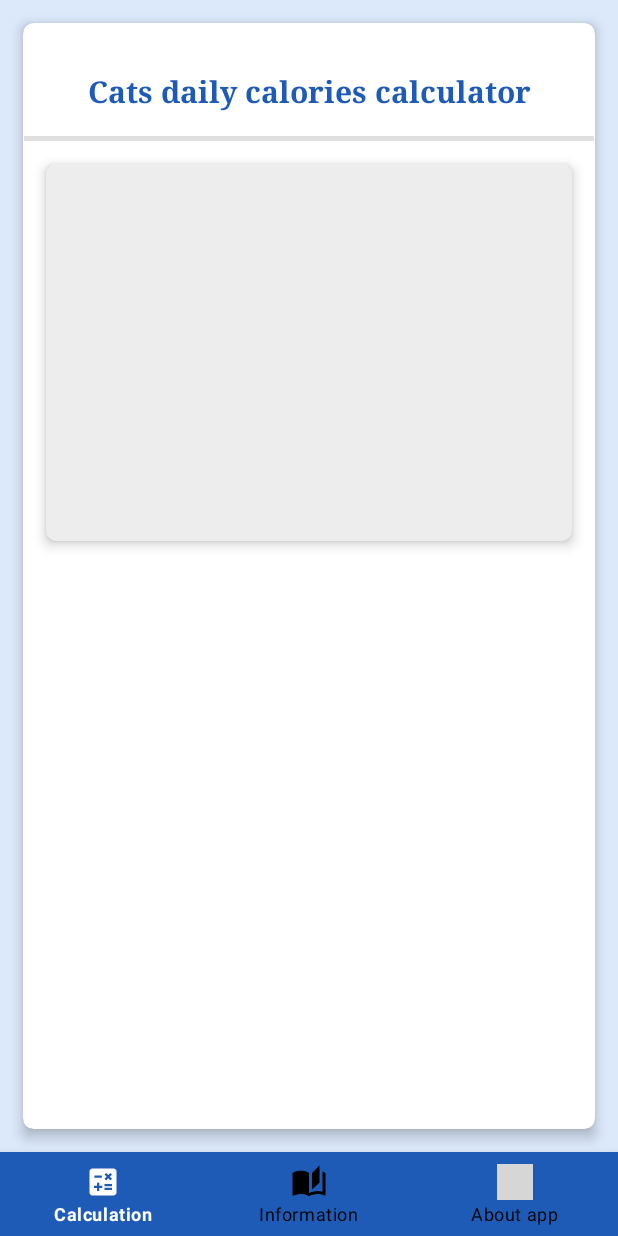
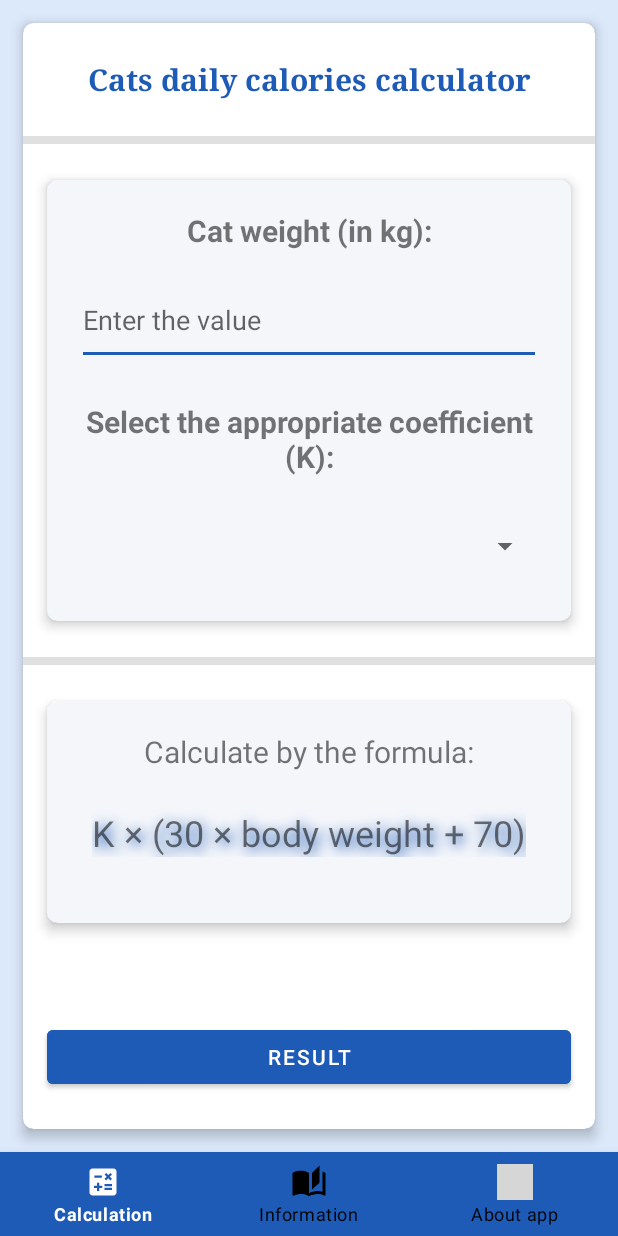
Before and after one commit to WiQuert/Cat-Calories, an Android app: the screen it shows after launch (MainActivity), on a phone screen of 412 x 824 dp. Run offline under Robolectric (Android 15) with nearby library versions, the phone set to English and light mode, and no system bars; grey boxes are pictures that could not be loaded.

Commit message:
New elements

```diff
--- a/app/src/main/res/layout/fragment_calc.xml
+++ b/app/src/main/res/layout/fragment_calc.xml
@@ -30,8 +30,9 @@
                     android:id="@+id/textView"
                     android:layout_width="wrap_content"
                     android:layout_height="wrap_content"
-                    android:layout_marginTop="32dp"
+                    android:layout_marginTop="24dp"
                     android:fontFamily="serif"
+                    android:foregroundGravity="center"
                     android:gravity="center"
                     android:text="@string/fragment_calc_header"
                     android:textColor="@color/bottom_menu"
@@ -43,34 +44,146 @@
 
                 <View
                     android:id="@+id/divider"
-                    android:layout_width="380dp"
-                    android:layout_height="3dp"
-                    android:layout_marginStart="1dp"
-                    android:layout_marginTop="16dp"
-                    android:layout_marginEnd="1dp"
+                    android:layout_width="0dp"
+                    android:layout_height="5dp"
+                    android:layout_marginTop="24dp"
                     android:background="?android:attr/listDivider"
                     app:layout_constraintEnd_toEndOf="parent"
                     app:layout_constraintStart_toStartOf="parent"
                     app:layout_constraintTop_toBottomOf="@+id/textView" />
 
                 <androidx.cardview.widget.CardView
+                    android:id="@+id/cardView"
                     android:layout_width="0dp"
-                    android:layout_height="0dp"
-                    android:layout_margin="15dp"
+                    android:layout_height="wrap_content"
+                    android:layout_marginStart="16dp"
+                    android:layout_marginTop="24dp"
+                    android:layout_marginEnd="16dp"
                     app:cardBackgroundColor="@color/cardview_color"
                     app:cardCornerRadius="7dp"
                     app:cardElevation="5dp"
-                    app:layout_constraintBottom_toTopOf="@+id/guideline"
                     app:layout_constraintEnd_toEndOf="parent"
                     app:layout_constraintStart_toStartOf="parent"
-                    app:layout_constraintTop_toBottomOf="@+id/divider" />
+                    app:layout_constraintTop_toBottomOf="@+id/divider">
 
-                <androidx.constraintlayout.widget.Guideline
-                    android:id="@+id/guideline"
+                    <LinearLayout
+                        android:layout_width="match_parent"
+                        android:layout_height="match_parent"
+                        android:orientation="vertical"
+                        android:padding="20dp">
+
+                        <TextView
+                            android:id="@+id/textView2"
+                            android:layout_width="match_parent"
+                            android:layout_height="wrap_content"
+                            android:gravity="center"
+                            android:text="@string/fragment_calc_cat_weight"
+                            android:textSize="20sp"
+                            android:textStyle="bold" />
+
+                        <EditText
+                            android:id="@+id/edtextKilos"
+                            android:layout_width="match_parent"
+                            android:layout_height="60dp"
+                            android:layout_marginTop="16dp"
+                            android:ems="10"
+                            android:hint="@string/fragment_calc_cat_weight_edittext"
+                            android:importantForAutofill="yes"
+                            android:inputType="number|numberDecimal" />
+
+                        <TextView
+                            android:id="@+id/textView3"
+                            android:layout_width="match_parent"
+                            android:layout_height="wrap_content"
+                            android:layout_marginTop="24dp"
+                            android:gravity="center"
+                            android:text="@string/fragment_calc_coefficient"
+                            android:textSize="20sp"
+                            android:textStyle="bold" />
+
+                        <Spinner
+                            android:id="@+id/spinner"
+                            android:layout_width="match_parent"
+                            android:layout_height="60dp"
+                            android:layout_marginTop="16dp"
+                            android:gravity="center" />
+
+                    </LinearLayout>
+
+                </androidx.cardview.widget.CardView>
+
+                <View
+                    android:id="@+id/divider2"
+                    android:layout_width="0dp"
+                    android:layout_height="5dp"
+                    android:layout_marginTop="24dp"
+                    android:background="?android:attr/listDivider"
+                    app:layout_constraintEnd_toEndOf="parent"
+                    app:layout_constraintStart_toStartOf="parent"
+                    app:layout_constraintTop_toBottomOf="@+id/cardView" />
+
+                <androidx.cardview.widget.CardView
+                    android:id="@+id/cardView2"
+                    android:layout_width="0dp"
+                    android:layout_height="wrap_content"
+                    android:layout_marginTop="24dp"
+                    app:cardBackgroundColor="@color/cardview_color"
+                    app:cardCornerRadius="7dp"
+                    app:cardElevation="5dp"
+                    app:layout_constraintEnd_toEndOf="@+id/cardView"
+                    app:layout_constraintStart_toStartOf="@+id/cardView"
+                    app:layout_constraintTop_toBottomOf="@+id/divider2">
+
+                    <LinearLayout
+                        android:layout_width="match_parent"
+                        android:layout_height="match_parent"
+                        android:gravity="center"
+                        android:orientation="vertical"
+                        android:padding="20dp">
+
+                        <TextView
+                            android:id="@+id/textView5"
+                            android:layout_width="wrap_content"
+                            android:layout_height="wrap_content"
+                            android:text="@string/fragment_calc_formula_intro"
+                            android:textSize="20sp" />
+
+                        <TextView
+                            android:id="@+id/textView6"
+                            android:layout_width="wrap_content"
+                            android:layout_height="wrap_content"
+                            android:layout_marginTop="24dp"
+                            android:layout_marginBottom="24dp"
+                            android:shadowColor="@color/bottom_menu"
+                            android:shadowDx="3.0"
+                            android:shadowDy="3.0"
+                            android:shadowRadius="10.0"
+                            android:text="@string/fragment_calc_formula"
+                            android:textSize="24sp" />
+                    </LinearLayout>
+                </androidx.cardview.widget.CardView>
+
+                <Button
+                    android:id="@+id/button"
+                    android:layout_width="0dp"
+                    android:layout_height="wrap_content"
+                    android:layout_marginBottom="24dp"
+                    android:backgroundTint="@color/bottom_menu"
+                    android:text="@string/fragment_calc_result_btn"
+                    app:layout_constraintBottom_toBottomOf="parent"
+                    app:layout_constraintEnd_toEndOf="@+id/cardView2"
+                    app:layout_constraintStart_toStartOf="@+id/cardView2" />
+
+                <TextView
+                    android:id="@+id/textView7"
                     android:layout_width="wrap_content"
                     android:layout_height="wrap_content"
-                    android:orientation="horizontal"
-                    app:layout_constraintGuide_begin="361dp" />
+                    android:text="TextView"
+                    android:visibility="invisible"
+                    app:layout_constraintBottom_toTopOf="@+id/button"
+                    app:layout_constraintEnd_toEndOf="@+id/cardView2"
+                    app:layout_constraintStart_toStartOf="@+id/cardView2"
+                    app:layout_constraintTop_toBottomOf="@+id/cardView2" />
 
             </androidx.constraintlayout.widget.ConstraintLayout>
         </androidx.cardview.widget.CardView>
--- a/app/src/main/res/values/colors.xml
+++ b/app/src/main/res/values/colors.xml
@@ -7,7 +7,7 @@
     <color name="teal_700">#FF018786</color>
     <color name="black">#FF000000</color>
     <color name="white">#FFFFFFFF</color>
-    <color name="cardview_color">#EDEDED</color>
+    <color name="cardview_color">#F4F6FA</color>
     <color name="bottom_menu">#1E5BB6</color>
     <color name="background_color">#DCE9FB</color>
 </resources>
--- a/app/src/main/res/values/strings.xml
+++ b/app/src/main/res/values/strings.xml
@@ -4,6 +4,10 @@
     <string name="menu_info">Information</string>
     <string name="menu_about">About app</string>
     <string name="fragment_calc_header">Cats daily calories calculator</string>
-    <string name="fragment_calc_why_btn">Why is that necessary?</string>
-    <string name="fragment_calc_formula_intro">Calculation formula:</string>
+    <string name="fragment_calc_cat_weight">Cat weight (in kg):</string>
+    <string name="fragment_calc_cat_weight_edittext">Enter the value</string>
+    <string name="fragment_calc_coefficient">Select the appropriate coefficient (K):</string>
+    <string name="fragment_calc_formula_intro">Calculate by the formula:</string>
+    <string name="fragment_calc_formula">K × (30 × body weight + 70)</string>
+    <string name="fragment_calc_result_btn">Result</string>
 </resources>
--- a/app/src/main/res/values/themes.xml
+++ b/app/src/main/res/values/themes.xml
@@ -6,7 +6,7 @@
         <item name="colorPrimaryVariant">@color/purple_700</item>
         <item name="colorOnPrimary">@color/white</item>
         <!-- Secondary brand color. -->
-        <item name="colorSecondary">@color/teal_200</item>
+        <item name="colorSecondary">@color/bottom_menu</item>
         <item name="colorSecondaryVariant">@color/teal_700</item>
         <item name="colorOnSecondary">@color/black</item>
         <!-- Status bar color. -->
```
Also changed, not shown: 1 other file.
